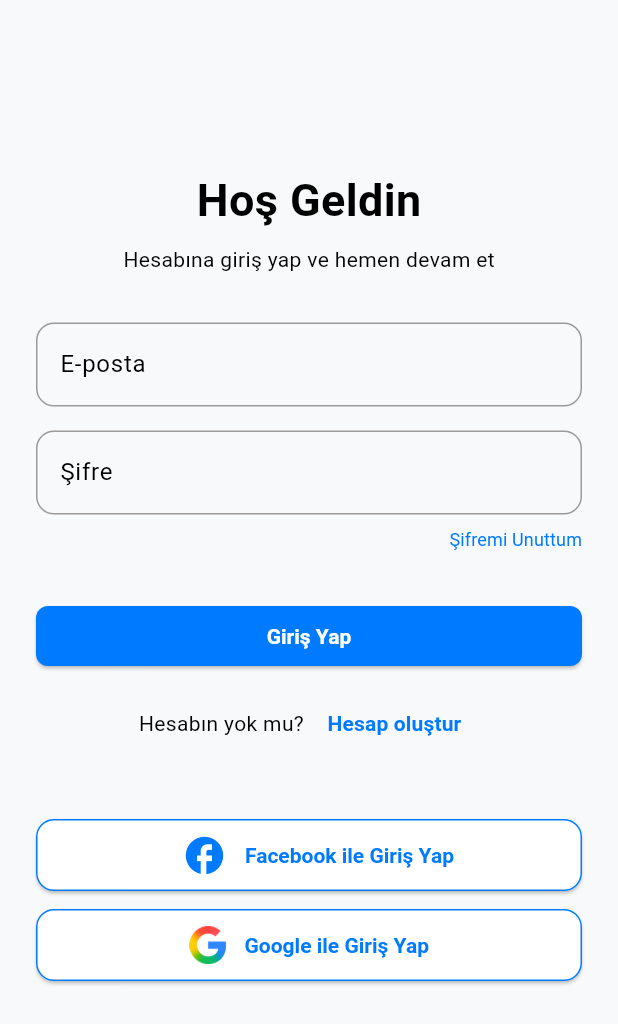
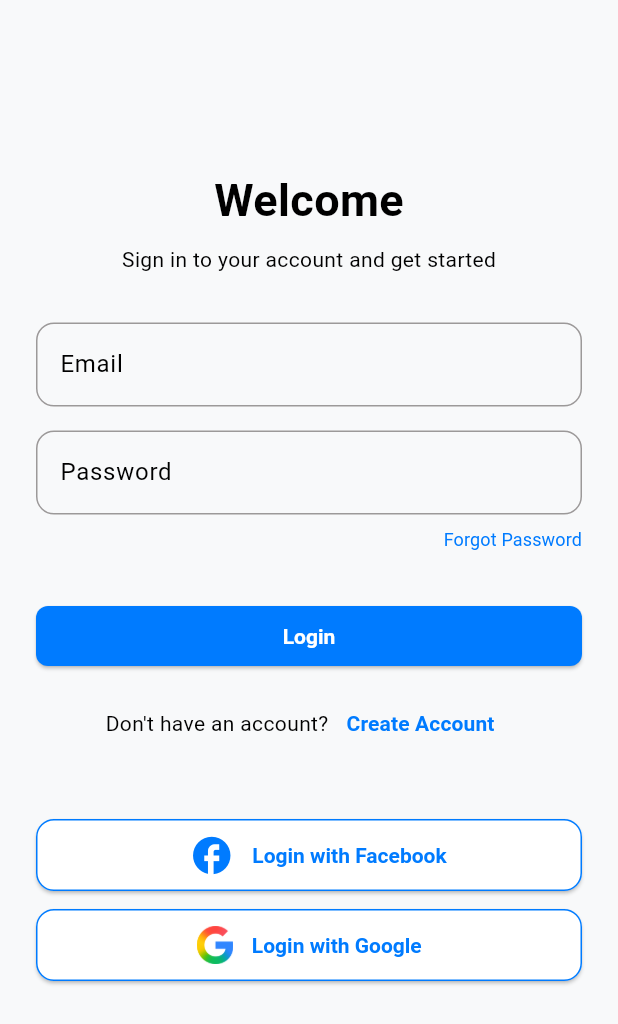
Before and after one commit to ferenbulbul/tour_booking_app, a Flutter app: the screen it shows after launch, on a phone screen of 412 x 824 dp. Shown: the top 1024 px of the screen. Run offline on Flutter 3.47's test engine with Material 3 defaults, Android fonts, the light colour scheme and no system bars; our stand-ins replace easy_localization, flutter_secure_storage, freezed_annotation, go_router, pinput.

Commit message:
Çoklu dil desteği eklendi

```diff
--- /dev/null
+++ b/assets/translations/en.json
@@ -0,0 +1,18 @@
+{
+    "login": "Login",
+    "email": "Email",
+    "password": "Password",
+    "forgot_password": "Forgot Password",
+    "welcome_title": "Welcome",
+    "welcome_subtitle": "Sign in to your account and get started",
+    "login_with_facebook": "Login with Facebook",
+    "login_with_google": "Login with Google",
+    "email_verification_title": "Email Verification",
+    "enter_code_instruction": "Please enter the 6-digit code sent to your email.",
+    "code_must_be_6_digits": "Code must be 6 digits.",
+    "verify": "Verify",
+    "resend_code": "Resend Code",
+    "resend_in_prefix": "Resend in",
+    "dont_have_account": "Don't have an account?",
+    "create_account": "Create Account"
+}
--- /dev/null
+++ b/assets/translations/tr.json
@@ -0,0 +1,18 @@
+{
+    "login": "Giriş Yap",
+    "email": "E-posta",
+    "password": "Şifre",
+    "forgot_password": "Şifremi Unuttum",
+    "welcome_title": "Hoş Geldin",
+    "welcome_subtitle": "Hesabına giriş yap ve hemen devam et",
+    "login_with_facebook": "Facebook ile Giriş Yap",
+    "login_with_google": "Google ile Giriş Yap",
+    "email_verification_title": "E-Posta Doğrulama",
+    "enter_code_instruction": "Lütfen e-posta adresinize gelen 6 haneli kodu giriniz.",
+    "code_must_be_6_digits": "Kod 6 haneli olmalıdır.",
+    "verify": "Doğrula",
+    "resend_code": "Kodu tekrar gönder",
+    "resend_in_prefix": "Yeniden göndermek için",
+    "dont_have_account": "Hesabın yok mu?",
+    "create_account": "Hesap oluştur"
+}
--- a/lib/features/home/widgets/categories_section.dart
+++ b/lib/features/home/widgets/categories_section.dart
@@ -63,7 +63,7 @@ class CategoriesSection extends StatelessWidget {
           ClipRRect(
             borderRadius: BorderRadius.circular(8),
             child: Image.asset(
-              'assets/logo.png',
+              'assets/images/logo.png',
               width: 60,
               height: 60,
               fit: BoxFit.contain,
--- a/lib/features/home/widgets/featured_section.dart
+++ b/lib/features/home/widgets/featured_section.dart
@@ -73,7 +73,7 @@ class FeaturedSection extends StatelessWidget {
               height: 100, // Resim alanını biraz daha büyüttüm
               width: double.infinity,
               child: Image.asset(
-                'assets/logo.png',
+                'assets/images/logo.png',
                 fit: BoxFit.cover, // İster cover ister contain!
               ),
             ),
--- a/lib/features/login/screens/login_screen.dart
+++ b/lib/features/login/screens/login_screen.dart
@@ -1,3 +1,4 @@
+import 'package:easy_localization/easy_localization.dart';
 import 'package:flutter/material.dart';
 import 'package:go_router/go_router.dart';
 import 'package:tour_booking/core/theme/app_spacing.dart';
@@ -48,13 +49,13 @@ class _RegisterPrompt extends StatelessWidget {
       child: Row(
         mainAxisSize: MainAxisSize.min,
         children: [
-          const Text("Hesabın yok mu? ", style: TextStyle(fontSize: 14)),
+          Text('dont_have_account'.tr(), style: TextStyle(fontSize: 14)),
           TextButton(
             onPressed: () {
               context.push('/register');
             },
-            child: const Text(
-              "Hesap oluştur",
+            child: Text(
+              'create_account'.tr(),
               style: TextStyle(fontSize: 14, fontWeight: FontWeight.bold),
             ),
           ),
--- a/lib/features/login/widgets/login_form.dart
+++ b/lib/features/login/widgets/login_form.dart
@@ -1,3 +1,4 @@
+import 'package:easy_localization/easy_localization.dart';
 import 'package:flutter/material.dart';
 import 'package:go_router/go_router.dart';
 import 'package:provider/provider.dart';
@@ -50,13 +51,13 @@ class _LoginFormState extends State<LoginForm> {
         TextField(
           controller: _emailController,
           keyboardType: TextInputType.emailAddress,
-          decoration: const InputDecoration(labelText: 'E-posta'),
+          decoration: InputDecoration(labelText: 'email'.tr()),
         ),
         const SizedBox(height: AppSpacing.elementSpacing),
         TextField(
           controller: _passwordController,
           obscureText: true,
-          decoration: const InputDecoration(labelText: 'Şifre'),
+          decoration: InputDecoration(labelText: 'password'.tr()),
         ),
         const SizedBox(height: 8),
         Align(
@@ -71,7 +72,7 @@ class _LoginFormState extends State<LoginForm> {
               context.push('/forgot-password');
             },
             child: Text(
-              'Şifremi Unuttum',
+              'forgot_password'.tr(),
               style: AppTextStyles.body.copyWith(
                 fontSize: 12, // ✅ Daha ince görünüm
                 fontWeight: FontWeight.w400,
@@ -82,7 +83,7 @@ class _LoginFormState extends State<LoginForm> {
           ),
         ),
         const SizedBox(height: AppSpacing.sectionSpacing),
-        ElevatedButton(onPressed: _login, child: const Text('Giriş Yap')),
+        ElevatedButton(onPressed: _login, child: const Text('login').tr()),
       ],
     );
   }
--- a/lib/features/login/widgets/login_header.dart
+++ b/lib/features/login/widgets/login_header.dart
@@ -1,3 +1,4 @@
+import 'package:easy_localization/easy_localization.dart';
 import 'package:flutter/material.dart';
 import 'package:tour_booking/core/theme/app_text_styles.dart';
 
@@ -9,10 +10,10 @@ class LoginHeader extends StatelessWidget {
     return Column(
       crossAxisAlignment: CrossAxisAlignment.center, // Ortala
       mainAxisSize: MainAxisSize.min,
-      children: const [
-        Text('Hoş Geldin', style: AppTextStyles.heading),
+      children: [
+        Text('welcome_title'.tr(), style: AppTextStyles.heading),
         SizedBox(height: 8),
-        Text('Hesabına giriş yap ve hemen devam et', style: AppTextStyles.body),
+        Text('welcome_subtitle'.tr(), style: AppTextStyles.body),
       ],
     );
   }
--- a/lib/features/login/widgets/social_login_button.dart
+++ b/lib/features/login/widgets/social_login_button.dart
@@ -1,3 +1,4 @@
+import 'package:easy_localization/easy_localization.dart';
 import 'package:flutter/material.dart';
 import 'package:go_router/go_router.dart';
 import 'package:tour_booking/core/theme/app_colors.dart';
@@ -28,7 +29,7 @@ class SocialLoginButtons extends StatelessWidget {
               const SizedBox(width: 12),
               Icon(Icons.facebook, color: AppColors.primary, size: 30),
               const SizedBox(width: 12),
-              const Text('Facebook ile Giriş Yap'),
+              Text('login_with_facebook'.tr()),
             ],
           ),
         ),
@@ -50,12 +51,12 @@ class SocialLoginButtons extends StatelessWidget {
             mainAxisSize: MainAxisSize.min,
             children: [
               Image.asset(
-                'assets/google_logo.png',
+                'assets/images/google_logo.png',
                 width: 25, // Facebook ikonunla aynı boy!
                 height: 25,
               ),
               const SizedBox(width: 12),
-              const Text('Google ile Giriş Yap'),
+              Text('login_with_google'.tr()),
             ],
           ),
         ),
--- a/lib/features/profile/screen/profile_screen.dart
+++ b/lib/features/profile/screen/profile_screen.dart
@@ -1,4 +1,5 @@
 import 'package:flutter/material.dart';
+import 'package:tour_booking/features/profile/widget/language_select.dart';
 import 'package:tour_booking/features/profile/widget/profile_header.dart';
 import 'package:tour_booking/features/profile/widget/profile_actions_button.dart';
 
@@ -16,6 +17,7 @@ class ProfileScreen extends StatelessWidget {
             ProfileHeader(name: 'Ege Çetin', email: 'ege@mail.com'),
             SizedBox(height: 32),
             ProfileActionsButton(),
+            LanguageSelector(),
           ],
         ),
       ),
--- a/lib/features/splash/widget/splash_logo.dart
+++ b/lib/features/splash/widget/splash_logo.dart
@@ -5,6 +5,6 @@ class SplashLogo extends StatelessWidget {
 
   @override
   Widget build(BuildContext context) {
-    return Image.asset('assets/logo.png', width: 100, height: 100);
+    return Image.asset('assets/images/logo.png', width: 100, height: 100);
   }
 }
--- a/lib/main.dart
+++ b/lib/main.dart
@@ -1,13 +1,19 @@
+import 'package:easy_localization/easy_localization.dart';
 import 'package:flutter/material.dart';
 import 'package:provider/provider.dart';
+import 'package:tour_booking/core/localization/localization_setup.dart';
 import 'package:tour_booking/core/theme/app_theme.dart';
 import 'package:tour_booking/features/email_verification/widget/email_verification_view_model.dart';
 import 'package:tour_booking/features/login/widgets/login_view_model.dart';
 import 'package:tour_booking/features/splash/widget/splash_view_model.dart';
 import 'package:tour_booking/navigation/app_router.dart';
 
-void main() {
+void main() async {
+  await LocalizationSetup.init();
+
   runApp(
+    LocalizationSetup.wrapWithLocalization(
+      // ✅ BU ŞEKİLDE ÇAĞIR!
       MultiProvider(
         providers: [
           ChangeNotifierProvider(create: (_) => LoginViewModel()),
@@ -15,6 +21,7 @@ void main() {
           ChangeNotifierProvider(create: (_) => EmailVerificationViewModel()),
         ],
         child: const MyApp(),
+      ),
     ),
   );
 }
@@ -25,6 +32,9 @@ class MyApp extends StatelessWidget {
   @override
   Widget build(BuildContext context) {
     return MaterialApp.router(
+      locale: context.locale,
+      supportedLocales: context.supportedLocales,
+      localizationsDelegates: context.localizationDelegates,
       debugShowCheckedModeBanner: false,
       routerConfig: router,
       theme: AppTheme.lightTheme,
--- a/pubspec.yaml
+++ b/pubspec.yaml
@@ -19,6 +19,7 @@ dependencies:
   provider: ^6.1.5
   flutter_secure_storage: ^4.2.1
   pinput: ^5.0.1
+  easy_localization: ^3.0.7+1
 
 dev_dependencies:
   flutter_test:
@@ -31,4 +32,5 @@ dev_dependencies:
 flutter:
   uses-material-design: true
   assets:
-    - assets/
+   - assets/images/
+   - assets/translations/
```
Also changed, not shown: lib/core/localization/localization_setup.dart (added, +18 -0 lines), lib/features/email_verification/screen/email_verification_screen.dart (+8 -7 lines), lib/features/profile/widget/language_select.dart (added, +53 -0 lines), lib/features/profile/widget/profile_header.dart (+10 -0 lines), assets/images/google_logo.png (renamed from assets/google_logo.png), assets/images/logo.png (renamed from assets/logo.png), pubspec.lock, 2 other files. Lines whose indentation alone changed are shown as unchanged.
